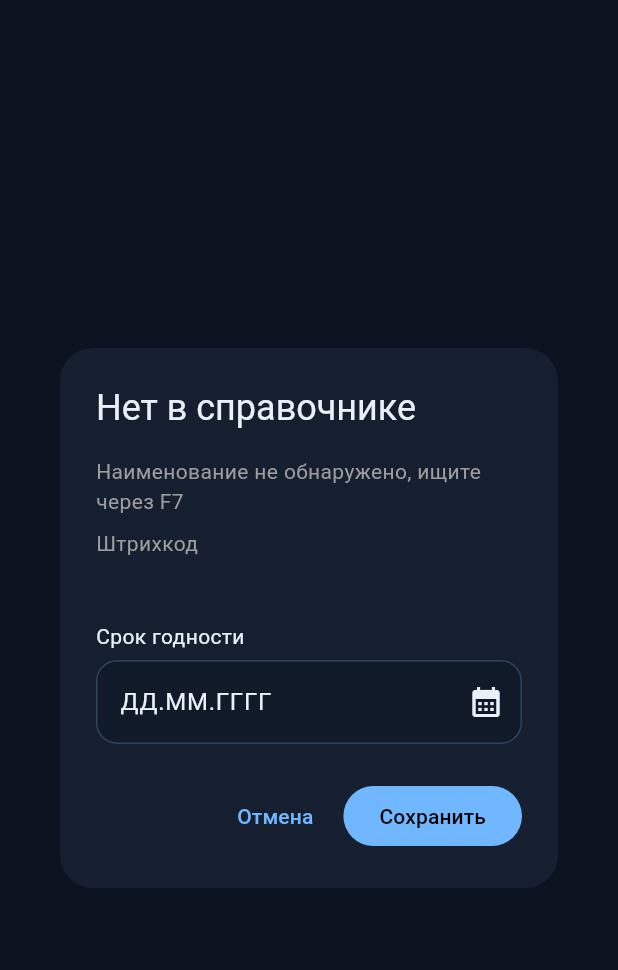
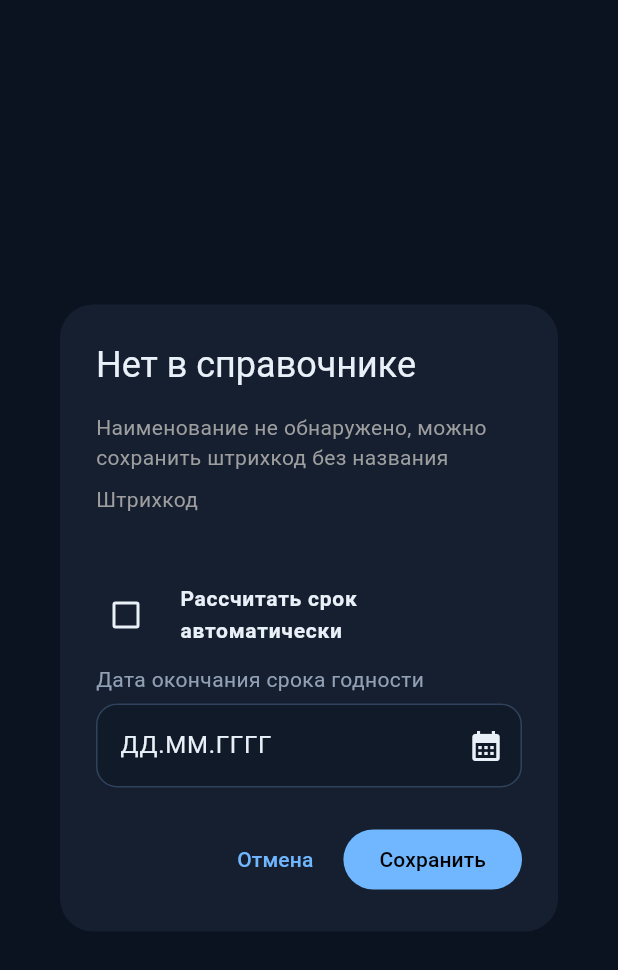
Before and after one commit to DarkVMD/Scanner_test, a Flutter app: the _ExpiryDialog widget shown alone on an empty page, opened directly with empty values, on a phone screen of 412 x 824 dp. Shown: the top 970 px of the screen. Run offline on Flutter 3.47's test engine with Material 3 defaults, Android fonts, the phone set to English and light mode, and no system bars; our stand-ins replace file_picker, share_plus, sqflite; missing offline and left inert: excel, mobile_scanner; accounts and stored records are empty.

Commit message:
Add expiry duration calculator and validate EAN barcode lengths

```diff
--- a/lib/screens/scanner_screen.dart
+++ b/lib/screens/scanner_screen.dart
@@ -14,7 +14,7 @@ class ScannerScreen extends StatefulWidget {
 
 class _ScannerScreenState extends State<ScannerScreen> {
   final MobileScannerController _controller = MobileScannerController(
-    formats: const [BarcodeFormat.ean13, BarcodeFormat.ean8, BarcodeFormat.code128, BarcodeFormat.qrCode],
+    formats: const [BarcodeFormat.ean13, BarcodeFormat.ean8],
     detectionSpeed: DetectionSpeed.noDuplicates,
   );
   bool _dialogOpen = false;
@@ -23,6 +23,15 @@ class _ScannerScreenState extends State<ScannerScreen> {
     if (_dialogOpen || !mounted) return;
     final code = capture.barcodes.isEmpty ? null : capture.barcodes.first.rawValue?.trim();
     if (code == null || code.isEmpty) return;
+
+    // Only EAN-8 and EAN-13 barcodes are accepted by the app.
+    if (!RegExp(r'^(\d{8}|\d{13})$').hasMatch(code)) {
+      ScaffoldMessenger.of(context).showSnackBar(
+        const SnackBar(content: Text('Некорректный штрихкод: допускается 8 или 13 цифр')),
+      );
+      return;
+    }
+
     final product = widget.catalog[code];
     _dialogOpen = true;
     await _controller.stop();
@@ -45,7 +54,10 @@ class _ScannerScreenState extends State<ScannerScreen> {
 
   @override
   Widget build(BuildContext context) => Scaffold(
-    appBar: AppBar(title: const Text('Сканирование', style: TextStyle(fontWeight: FontWeight.w700)), actions: [IconButton(tooltip: 'Фонарик', onPressed: () => _controller.toggleTorch(), icon: const Icon(Icons.flashlight_on_rounded))]),
+    appBar: AppBar(
+      title: const Text('Сканирование', style: TextStyle(fontWeight: FontWeight.w700)),
+      actions: [IconButton(tooltip: 'Фонарик', onPressed: () => _controller.toggleTorch(), icon: const Icon(Icons.flashlight_on_rounded))],
+    ),
     body: Column(children: [
       Expanded(child: MobileScanner(controller: _controller, onDetect: _onDetect)),
       Container(
@@ -57,7 +69,7 @@ class _ScannerScreenState extends State<ScannerScreen> {
           SizedBox(height: 8),
           Text('Наведите камеру на штрихкод', style: TextStyle(fontWeight: FontWeight.w700, fontSize: 15)),
           SizedBox(height: 5),
-          Text('Поддерживаются EAN-13, EAN-8, Code-128 и QR', textAlign: TextAlign.center, style: TextStyle(color: Color(0xFF91A0B5), fontSize: 12)),
+          Text('Поддерживаются только EAN-8 и EAN-13', textAlign: TextAlign.center, style: TextStyle(color: Color(0xFF91A0B5), fontSize: 12)),
         ]),
       ),
     ]),
@@ -76,48 +88,117 @@ class _ExpiryDialog extends StatefulWidget {
 class _ExpiryDialogState extends State<_ExpiryDialog> {
   DateTime? _date;
   bool _saving = false;
+  bool _calculateFromDuration = false;
+  String _durationUnit = 'Дней';
   final _manual = TextEditingController();
+  final _duration = TextEditingController();
   final _format = DateFormat('dd.MM.yyyy');
 
-  Future<void> _pickDate() async {
-    final picked = await showDatePicker(context: context, initialDate: _date ?? DateTime.now(), firstDate: DateTime(2000), lastDate: DateTime(2100), helpText: 'Выберите срок годности');
-    if (picked != null) setState(() { _date = picked; _manual.text = _format.format(picked); });
-  }
-
-  DateTime? _parseManual() {
-    if (_date != null && _manual.text == _format.format(_date!)) return _date;
-    final digits = _manual.text.replaceAll(RegExp(r'\D'), '');
+  DateTime? _parseDateText(String value) {
+    final digits = value.replaceAll(RegExp(r'\D'), '');
     if (digits.length == 8) {
       final normalized = '${digits.substring(0, 2)}.${digits.substring(2, 4)}.${digits.substring(4, 8)}';
       try { return _format.parseStrict(normalized); } catch (_) { return null; }
     }
-    try { return _format.parseStrict(_manual.text.trim()); } catch (_) { return null; }
+    try { return _format.parseStrict(value.trim()); } catch (_) { return null; }
+  }
+
+  DateTime? get _calculatedExpiry {
+    final start = _parseDateText(_manual.text);
+    final amount = int.tryParse(_duration.text.trim());
+    if (start == null || amount == null || amount < 1 || amount > 36500) return null;
+    if (_durationUnit == 'Дней') return start.add(Duration(days: amount));
+    final monthIndex = start.month - 1 + amount;
+    final year = start.year + monthIndex ~/ 12;
+    final month = monthIndex % 12 + 1;
+    final lastDay = DateTime(year, month + 1, 0).day;
+    return DateTime(year, month, start.day > lastDay ? lastDay : start.day);
+  }
+
+  Future<void> _pickDate() async {
+    final picked = await showDatePicker(
+      context: context,
+      initialDate: _parseDateText(_manual.text) ?? DateTime.now(),
+      firstDate: DateTime(2000),
+      lastDate: DateTime(2100),
+      helpText: _calculateFromDuration ? 'Дата начала срока' : 'Выберите срок годности',
+    );
+    if (picked != null) {
+      setState(() {
+        _date = picked;
+        _manual.text = _format.format(picked);
+      });
+    }
+  }
+
+  DateTime? _expiryDate() {
+    if (_calculateFromDuration) return _calculatedExpiry;
+    if (_date != null && _manual.text == _format.format(_date!)) return _date;
+    return _parseDateText(_manual.text);
   }
 
   Future<void> _save() async {
-    final date = _parseManual();
-    if (date == null) { ScaffoldMessenger.of(context).showSnackBar(const SnackBar(content: Text('Введите дату в формате ДД.ММ.ГГГГ'))); return; }
+    final date = _expiryDate();
+    if (date == null) {
+      final message = _calculateFromDuration
+          ? 'Проверьте дату начала и срок в днях или месяцах'
+          : 'Введите дату в формате ДД.ММ.ГГГГ';
+      ScaffoldMessenger.of(context).showSnackBar(SnackBar(content: Text(message)));
+      return;
+    }
     setState(() => _saving = true);
     try {
-      await DatabaseService.instance.save(ExpiryRecord(name: widget.name, barcode: widget.barcode, expiryDate: DateFormat('yyyy-MM-dd').format(date), createdAt: DateTime.now().toIso8601String()));
+      await DatabaseService.instance.save(ExpiryRecord(
+        name: widget.name,
+        barcode: widget.barcode,
+        expiryDate: DateFormat('yyyy-MM-dd').format(date),
+        createdAt: DateTime.now().toIso8601String(),
+      ));
       if (mounted) Navigator.pop(context);
     } catch (e) {
       if (mounted) ScaffoldMessenger.of(context).showSnackBar(SnackBar(content: Text('Ошибка сохранения: $e')));
-    } finally { if (mounted) setState(() => _saving = false); }
+    } finally {
+      if (mounted) setState(() => _saving = false);
+    }
   }
 
   @override
-  void dispose() { _manual.dispose(); super.dispose(); }
+  void dispose() {
+    _manual.dispose();
+    _duration.dispose();
+    super.dispose();
+  }
 
   @override
-  Widget build(BuildContext context) => AlertDialog(
+  Widget build(BuildContext context) {
+    final calculated = _calculatedExpiry;
+    return AlertDialog(
       title: Text(widget.productFound ? 'Товар найден' : 'Нет в справочнике'),
-    content: SingleChildScrollView(child: Column(mainAxisSize: MainAxisSize.min, crossAxisAlignment: CrossAxisAlignment.start, children: [
-      if (widget.productFound) Text(widget.name, style: const TextStyle(fontSize: 18, fontWeight: FontWeight.bold))
-      else const Text('Наименование не обнаружено, ищите через F7', style: TextStyle(color: Colors.grey)),
-      const SizedBox(height: 8), const Text('Штрихкод', style: TextStyle(color: Colors.grey)),
-      SelectableText(widget.barcode), const SizedBox(height: 18),
-      const Text('Срок годности'), const SizedBox(height: 6),
+      content: SingleChildScrollView(
+        child: Column(mainAxisSize: MainAxisSize.min, crossAxisAlignment: CrossAxisAlignment.start, children: [
+          if (widget.productFound)
+            Text(widget.name, style: const TextStyle(fontSize: 18, fontWeight: FontWeight.bold))
+          else
+            const Text('Наименование не обнаружено, можно сохранить штрихкод без названия', style: TextStyle(color: Colors.grey)),
+          const SizedBox(height: 8),
+          const Text('Штрихкод', style: TextStyle(color: Colors.grey)),
+          SelectableText(widget.barcode),
+          const SizedBox(height: 14),
+          CheckboxListTile(
+            contentPadding: EdgeInsets.zero,
+            dense: true,
+            value: _calculateFromDuration,
+            controlAffinity: ListTileControlAffinity.leading,
+            title: const Text('Рассчитать срок автоматически', style: TextStyle(fontSize: 14, fontWeight: FontWeight.w600)),
+            onChanged: (value) => setState(() {
+              _calculateFromDuration = value ?? false;
+              _manual.clear();
+              _date = null;
+            }),
+          ),
+          const SizedBox(height: 4),
+          Text(_calculateFromDuration ? 'Дата начала срока' : 'Дата окончания срока годности', style: const TextStyle(color: Color(0xFF91A0B5))),
+          const SizedBox(height: 6),
           TextField(
             controller: _manual,
             keyboardType: TextInputType.number,
@@ -126,11 +207,60 @@ class _ExpiryDialogState extends State<_ExpiryDialog> {
               hintText: 'ДД.ММ.ГГГГ',
               suffixIcon: IconButton(icon: const Icon(Icons.calendar_month), onPressed: _pickDate),
             ),
-        onChanged: (_) => _date = null,
+            onChanged: (_) => setState(() => _date = null),
           ),
-    ])),
-    actions: [TextButton(onPressed: _saving ? null : () => Navigator.pop(context), child: const Text('Отмена')), FilledButton(onPressed: _saving ? null : _save, child: Text(_saving ? 'Сохранение…' : 'Сохранить'))],
+          if (_calculateFromDuration) ...[
+            const SizedBox(height: 13),
+            const Text('Продолжительность срока', style: TextStyle(color: Color(0xFF91A0B5))),
+            const SizedBox(height: 6),
+            Row(children: [
+              Expanded(
+                flex: 2,
+                child: TextField(
+                  controller: _duration,
+                  keyboardType: TextInputType.number,
+                  inputFormatters: [FilteringTextInputFormatter.digitsOnly, LengthLimitingTextInputFormatter(5)],
+                  decoration: const InputDecoration(hintText: 'Например, 30'),
+                  onChanged: (_) => setState(() {}),
+                ),
+              ),
+              const SizedBox(width: 10),
+              Expanded(
+                flex: 2,
+                child: DropdownButtonFormField<String>(
+                  value: _durationUnit,
+                  decoration: const InputDecoration(contentPadding: EdgeInsets.symmetric(horizontal: 12, vertical: 14)),
+                  items: const [
+                    DropdownMenuItem(value: 'Дней', child: Text('Дней')),
+                    DropdownMenuItem(value: 'Месяцев', child: Text('Месяцев')),
+                  ],
+                  onChanged: (value) => setState(() => _durationUnit = value ?? 'Дней'),
+                ),
+              ),
+            ]),
+            const SizedBox(height: 13),
+            Container(
+              width: double.infinity,
+              padding: const EdgeInsets.all(12),
+              decoration: BoxDecoration(color: const Color(0xFF1C344A), borderRadius: BorderRadius.circular(12)),
+              child: Row(children: [
+                const Icon(Icons.event_available_rounded, color: Color(0xFF70D6B0)),
+                const SizedBox(width: 9),
+                Expanded(child: Text(
+                  calculated == null ? 'Укажите дату и продолжительность' : 'Дата окончания: ${_format.format(calculated)}',
+                  style: const TextStyle(fontWeight: FontWeight.w600),
+                )),
+              ]),
+            ),
+          ],
+        ]),
+      ),
+      actions: [
+        TextButton(onPressed: _saving ? null : () => Navigator.pop(context), child: const Text('Отмена')),
+        FilledButton(onPressed: _saving ? null : _save, child: Text(_saving ? 'Сохранение…' : 'Сохранить')),
+      ],
     );
+  }
 }
 
 class DateDigitsFormatter extends TextInputFormatter {
@@ -144,9 +274,6 @@ class DateDigitsFormatter extends TextInputFormatter {
       buffer.write(limited[i]);
     }
     final text = buffer.toString();
-    return TextEditingValue(
-      text: text,
-      selection: TextSelection.collapsed(offset: text.length),
-    );
+    return TextEditingValue(text: text, selection: TextSelection.collapsed(offset: text.length));
   }
 }
```
Lines whose indentation alone changed are shown as unchanged.
